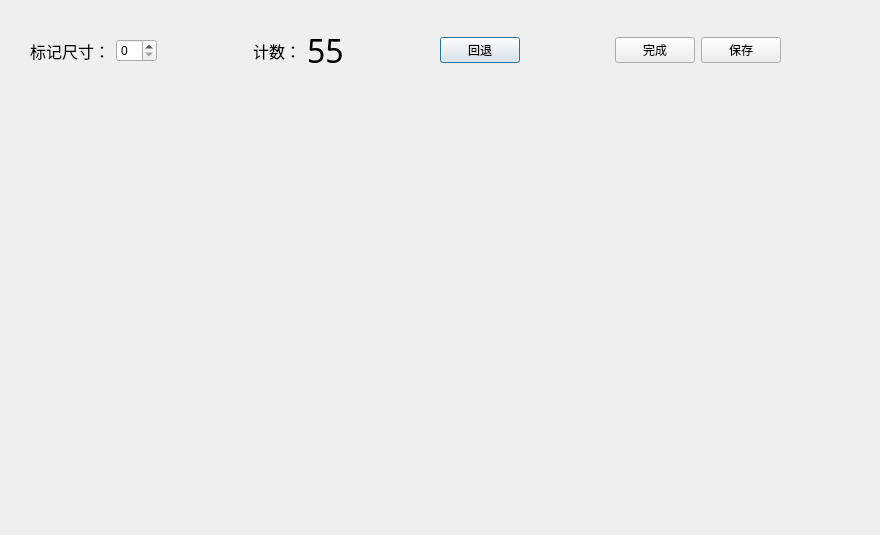
lj976264709/Ljtry, file code/Visual_mark/Visual_mark.ui: the form before one commit.
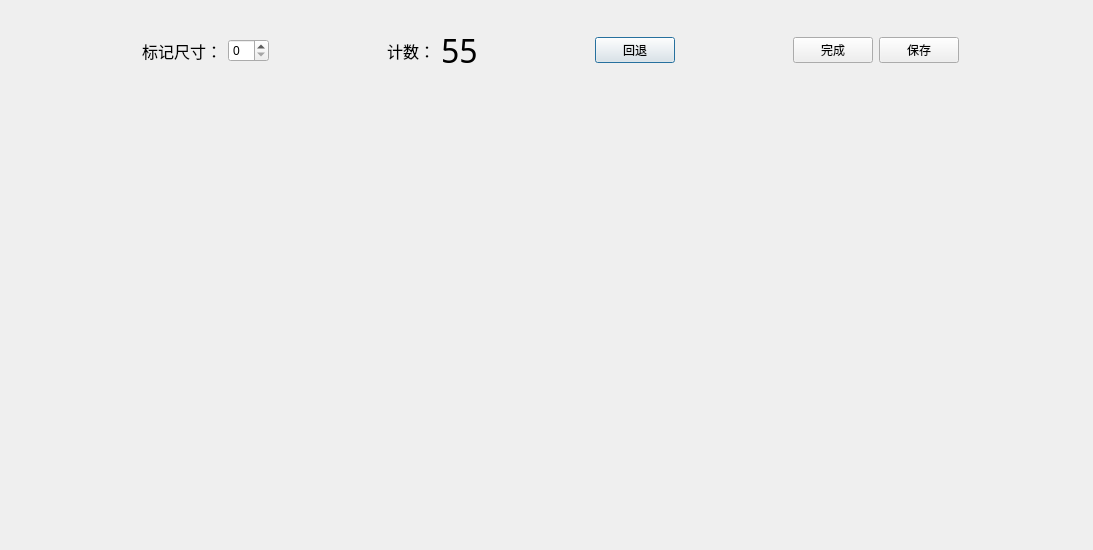
The form after the commit.

```diff
--- a/code/Visual_mark/Visual_mark.ui
+++ b/code/Visual_mark/Visual_mark.ui
@@ -6,8 +6,8 @@
    <rect>
     <x>0</x>
     <y>0</y>
-    <width>880</width>
-    <height>535</height>
+    <width>1093</width>
+    <height>550</height>
    </rect>
   </property>
   <property name="windowTitle">
@@ -28,11 +28,24 @@
     <rect>
      <x>30</x>
      <y>10</y>
-     <width>841</width>
+     <width>1041</width>
      <height>81</height>
     </rect>
    </property>
    <layout class="QHBoxLayout" name="horizontalLayout">
+    <item>
+     <spacer name="horizontalSpacer_5">
+      <property name="orientation">
+       <enum>Qt::Horizontal</enum>
+      </property>
+      <property name="sizeHint" stdset="0">
+       <size>
+        <width>40</width>
+        <height>20</height>
+       </size>
+      </property>
+     </spacer>
+    </item>
     <item>
      <widget class="QLabel" name="label_2">
       <property name="font">
```
